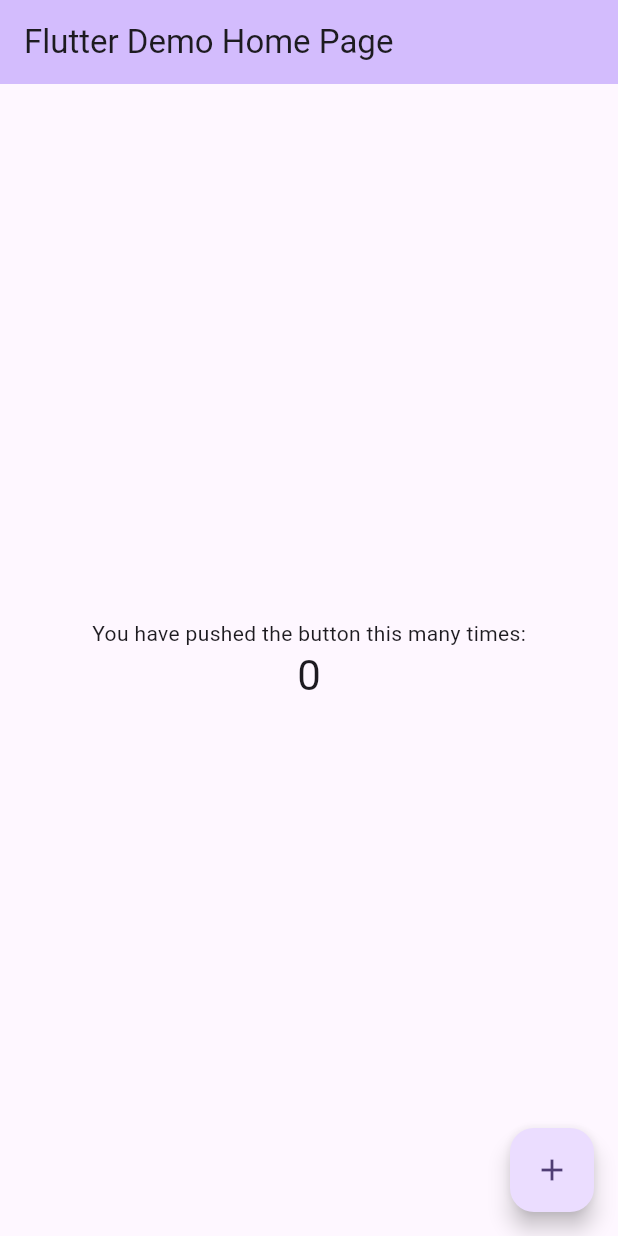
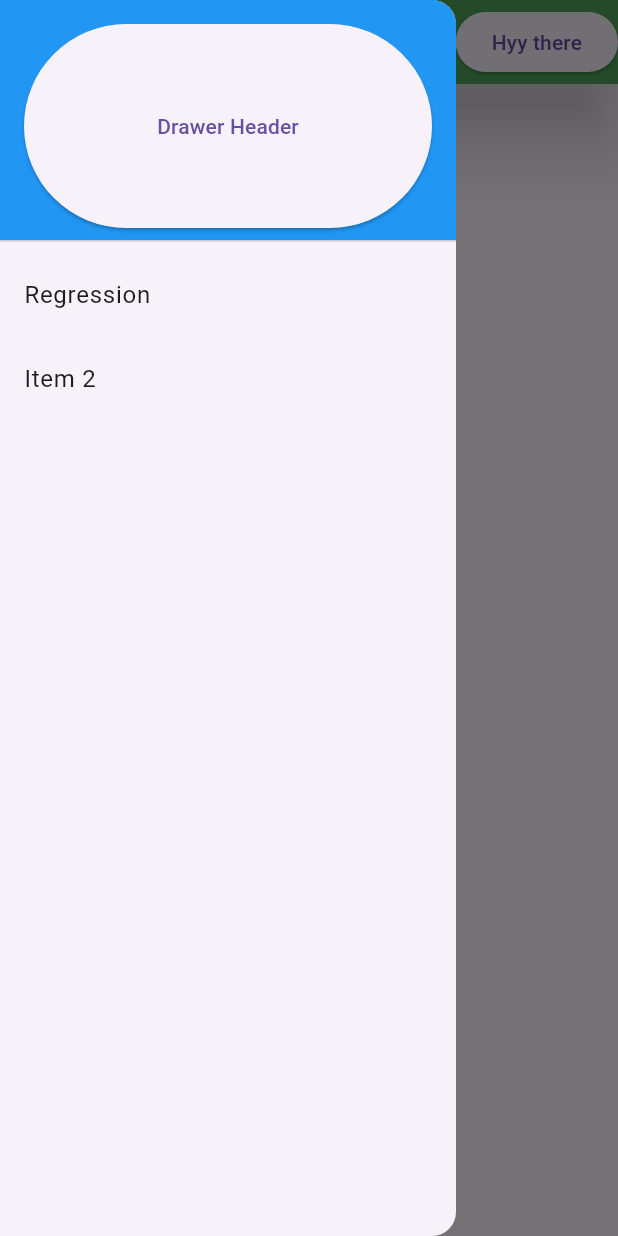
Before and after one commit to mohanssd/deep_fe, a Flutter app: the screen it shows after launch, with the side drawer open (before the commit the screen has no drawer), on a phone screen of 412 x 824 dp. Run offline on Flutter 3.47's test engine with Material 3 defaults, Android fonts, the phone set to English and light mode, and no system bars; our stand-ins replace go_router.

```diff
--- /dev/null
+++ b/lib/app_route_manager.dart
@@ -0,0 +1,28 @@
+import 'package:flutter/material.dart';
+import 'package:go_router/go_router.dart';
+import 'package:project_deep/apps/layout.dart';
+import 'package:project_deep/apps/regression_landing.dart';
+import 'apps/home.dart';
+
+class AppRouteManager {
+  final GoRouter _router = GoRouter(routes: [
+    GoRoute(
+      path: '/',
+      name: 'home',
+      builder: (context, state) => Layout(
+        body: Home(),
+        title: 'Home',
+      ),
+    ),
+    GoRoute(
+      path: '/regression',
+      name: 'Regression',
+      builder: (context, state) => Layout(
+        body: RegressionLanding(),
+        title: 'Regression',
+      ),
+    ),
+  ]);
+
+  get getRouter => _router;
+}
--- /dev/null
+++ b/lib/apps/home.dart
@@ -0,0 +1,10 @@
+import 'package:flutter/material.dart';
+
+class Home extends StatelessWidget {
+  const Home({super.key});
+
+  @override
+  Widget build(BuildContext context) {
+    return const Text('Hello home');
+  }
+}
--- /dev/null
+++ b/lib/apps/layout.dart
@@ -0,0 +1,47 @@
+import 'package:flutter/material.dart';
+import 'package:go_router/go_router.dart';
+
+class Layout extends StatelessWidget {
+  String title = 'Home';
+  Widget body;
+  Layout({super.key, required this.body, required this.title});
+  @override
+  Widget build(BuildContext context) {
+    return Scaffold(
+      appBar: AppBar(
+        foregroundColor: Colors.white,
+        backgroundColor: Colors.green,
+        elevation: 20.0,
+        shadowColor: Colors.black,
+        title: Text(title),
+        actions: [
+          ElevatedButton(
+              onPressed: () => print('wow'), child: const Text('Hyy there'))
+        ],
+      ),
+      body: body,
+      drawer: Drawer(
+        child: ListView(
+          padding: EdgeInsets.zero,
+          children: [
+            DrawerHeader(
+              decoration: const BoxDecoration(color: Colors.blue),
+              child: ElevatedButton(
+                child: Text('Drawer Header'),
+                onPressed: () => context.go('/'),
+              ),
+            ),
+            ListTile(
+              title: Text('Regression'),
+              onTap: () => context.go('/regression'),
+            ),
+            ListTile(
+              title: Text('Item 2'),
+              onTap: () => print('Say 2'),
+            )
+          ],
+        ),
+      ),
+    );
+  }
+}
--- /dev/null
+++ b/lib/apps/pro_deep_template.dart
@@ -0,0 +1,15 @@
+import 'package:flutter/material.dart';
+
+class ProDeepTemplate extends StatelessWidget {
+  final screen;
+  final screns = {};
+
+  ProDeepTemplate({super.key, required this.screen});
+  @override
+  Widget build(BuildContext context) {
+    return MaterialApp(
+      title: 'home of new world',
+      home: screen,
+    );
+  }
+}
--- a/lib/main.dart
+++ b/lib/main.dart
@@ -1,125 +1,23 @@
 import 'package:flutter/material.dart';
+import 'package:project_deep/app_route_manager.dart';
+import 'package:provider/provider.dart';
+import 'app_state_manager.dart';
+
+AppStateManager appStateManager = AppStateManager();
+AppRouteManager appRouteManager = AppRouteManager();
 
 void main() {
-  runApp(const MyApp());
+  runApp(MultiProvider(
+    providers: appStateManager.appStatesProviders,
+    child: MyApp(),
+  ));
 }
 
 class MyApp extends StatelessWidget {
-  const MyApp({super.key});
-
-  // This widget is the root of your application.
   @override
   Widget build(BuildContext context) {
-    return MaterialApp(
-      title: 'Flutter Demo',
-      theme: ThemeData(
-        // This is the theme of your application.
-        //
-        // TRY THIS: Try running your application with "flutter run". You'll see
-        // the application has a purple toolbar. Then, without quitting the app,
-        // try changing the seedColor in the colorScheme below to Colors.green
-        // and then invoke "hot reload" (save your changes or press the "hot
-        // reload" button in a Flutter-supported IDE, or press "r" if you used
-        // the command line to start the app).
-        //
-        // Notice that the counter didn't reset back to zero; the application
-        // state is not lost during the reload. To reset the state, use hot
-        // restart instead.
-        //
-        // This works for code too, not just values: Most code changes can be
-        // tested with just a hot reload.
-        colorScheme: ColorScheme.fromSeed(seedColor: Colors.deepPurple),
-        useMaterial3: true,
-      ),
-      home: const MyHomePage(title: 'Flutter Demo Home Page'),
+    return MaterialApp.router(
+      routerConfig: appRouteManager.getRouter,
     );
   }
 }
-
-class MyHomePage extends StatefulWidget {
-  const MyHomePage({super.key, required this.title});
-
-  // This widget is the home page of your application. It is stateful, meaning
-  // that it has a State object (defined below) that contains fields that affect
-  // how it looks.
-
-  // This class is the configuration for the state. It holds the values (in this
-  // case the title) provided by the parent (in this case the App widget) and
-  // used by the build method of the State. Fields in a Widget subclass are
-  // always marked "final".
-
-  final String title;
-
-  @override
-  State<MyHomePage> createState() => _MyHomePageState();
-}
-
-class _MyHomePageState extends State<MyHomePage> {
-  int _counter = 0;
-
-  void _incrementCounter() {
-    setState(() {
-      // This call to setState tells the Flutter framework that something has
-      // changed in this State, which causes it to rerun the build method below
-      // so that the display can reflect the updated values. If we changed
-      // _counter without calling setState(), then the build method would not be
-      // called again, and so nothing would appear to happen.
-      _counter++;
-    });
-  }
-
-  @override
-  Widget build(BuildContext context) {
-    // This method is rerun every time setState is called, for instance as done
-    // by the _incrementCounter method above.
-    //
-    // The Flutter framework has been optimized to make rerunning build methods
-    // fast, so that you can just rebuild anything that needs updating rather
-    // than having to individually change instances of widgets.
-    return Scaffold(
-      appBar: AppBar(
-        // TRY THIS: Try changing the color here to a specific color (to
-        // Colors.amber, perhaps?) and trigger a hot reload to see the AppBar
-        // change color while the other colors stay the same.
-        backgroundColor: Theme.of(context).colorScheme.inversePrimary,
-        // Here we take the value from the MyHomePage object that was created by
-        // the App.build method, and use it to set our appbar title.
-        title: Text(widget.title),
-      ),
-      body: Center(
-        // Center is a layout widget. It takes a single child and positions it
-        // in the middle of the parent.
-        child: Column(
-          // Column is also a layout widget. It takes a list of children and
-          // arranges them vertically. By default, it sizes itself to fit its
-          // children horizontally, and tries to be as tall as its parent.
-          //
-          // Column has various properties to control how it sizes itself and
-          // how it positions its children. Here we use mainAxisAlignment to
-          // center the children vertically; the main axis here is the vertical
-          // axis because Columns are vertical (the cross axis would be
-          // horizontal).
-          //
-          // TRY THIS: Invoke "debug painting" (choose the "Toggle Debug Paint"
-          // action in the IDE, or press "p" in the console), to see the
-          // wireframe for each widget.
-          mainAxisAlignment: MainAxisAlignment.center,
-          children: <Widget>[
-            const Text(
-              'You have pushed the button this many times:',
-            ),
-            Text(
-              '$_counter',
-              style: Theme.of(context).textTheme.headlineMedium,
-            ),
-          ],
-        ),
-      ),
-      floatingActionButton: FloatingActionButton(
-        onPressed: _incrementCounter,
-        tooltip: 'Increment',
-        child: const Icon(Icons.add),
-      ), // This trailing comma makes auto-formatting nicer for build methods.
-    );
-  }
-}
--- a/pubspec.yaml
+++ b/pubspec.yaml
@@ -1,4 +1,4 @@
-name: deep_fe
+name: project_deep
 description: "A new Flutter project."
 # The following line prevents the package from being accidentally published to
 # pub.dev using `flutter pub publish`. This is preferred for private packages.
@@ -30,6 +30,9 @@ environment:
 dependencies:
   flutter:
     sdk: flutter
+  provider: ^6.1.2
+  go_router: ^14.1.3
+  http: ^1.2.1
 
 
   # The following adds the Cupertino Icons font to your application.
@@ -39,6 +42,7 @@ dependencies:
 dev_dependencies:
   flutter_test:
     sdk: flutter
+
 
   # The "flutter_lints" package below contains a set of recommended lints to
   # encourage good coding practices. The lint set provided by the package is
```
Also changed, not shown: lib/app_state_manager.dart (added, +8 -0 lines), lib/apps/db.dart (added, +38 -0 lines), lib/apps/home_model.dart (added, +30 -0 lines), lib/apps/my_table.dart (added, +35 -0 lines), lib/apps/regression_landing.dart (added, +89 -0 lines), pubspec.lock, 2 other files.
